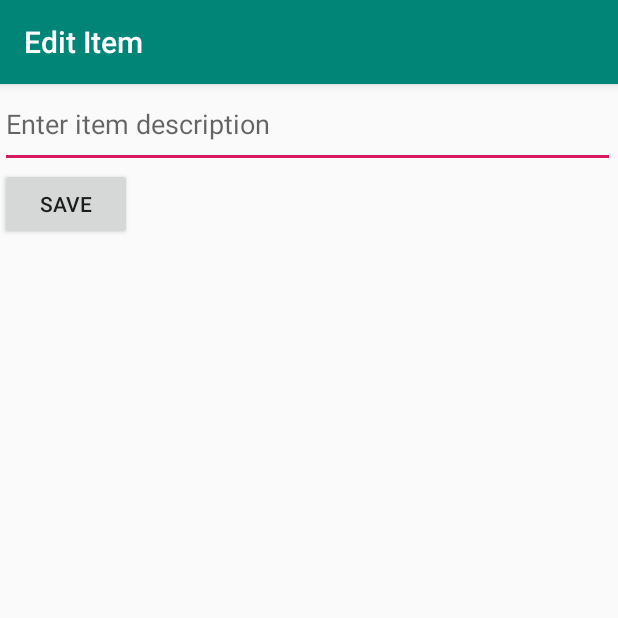
After one commit to aagrawal77/SimpleTodo, an Android app: the EditItemActivity screen opened directly, with no data from a screen before it, on a phone screen of 412 x 824 dp, the top half of it. The commit adds this screen. Run offline under Robolectric (Android 15) with nearby library versions, the phone set to English and light mode, and no system bars.

Commit message:
added stretch goals

```diff
--- a/app/src/main/AndroidManifest.xml
+++ b/app/src/main/AndroidManifest.xml
@@ -9,6 +9,7 @@
         android:roundIcon="@mipmap/ic_launcher_round"
         android:supportsRtl="true"
         android:theme="@style/AppTheme">
+        <activity android:name=".EditItemActivity"></activity>
         <activity android:name=".MainActivity">
             <intent-filter>
                 <action android:name="android.intent.action.MAIN" />
--- /dev/null
+++ b/app/src/main/java/com/example/simpletodo/EditItemActivity.java
@@ -0,0 +1,37 @@
+package com.example.simpletodo;
+
+import android.content.Intent;
+import android.os.Bundle;
+import android.view.View;
+import android.widget.EditText;
+
+import androidx.appcompat.app.AppCompatActivity;
+
+public class EditItemActivity extends AppCompatActivity {
+
+    public final static int EDIT_REQUEST_CODE = 20;
+    public final static String ITEM_TEXT = "itemText";
+    public final static String ITEM_POSITION = "itemPosition";
+
+    EditText etItemText;
+    int position;
+
+    @Override
+    protected void onCreate(Bundle savedInstanceState) {
+        super.onCreate(savedInstanceState);
+        setContentView(R.layout.activity_edit_item);
+        etItemText = (EditText) findViewById(R.id.etItemText);
+        etItemText.setText(getIntent().getStringExtra(ITEM_TEXT));
+        position = getIntent().getIntExtra(ITEM_POSITION, 0);
+        getSupportActionBar().setTitle("Edit Item");
+    }
+
+    public void onSaveItem(View v) {
+        Intent in = new Intent();
+        in.putExtra(ITEM_TEXT, etItemText.getText().toString());
+        in.putExtra(ITEM_POSITION, position);
+        setResult(RESULT_OK, in);
+        finish();
+
+    }
+}
--- /dev/null
+++ b/app/src/main/res/layout/activity_edit_item.xml
@@ -0,0 +1,30 @@
+<?xml version="1.0" encoding="utf-8"?>
+<androidx.constraintlayout.widget.ConstraintLayout xmlns:android="http://schemas.android.com/apk/res/android"
+    xmlns:app="http://schemas.android.com/apk/res-auto"
+    xmlns:tools="http://schemas.android.com/tools"
+    android:layout_width="match_parent"
+    android:layout_height="match_parent"
+    tools:context=".EditItemActivity">
+
+    <EditText
+        android:id="@+id/etItemText"
+        android:layout_width="410dp"
+        android:layout_height="52dp"
+        android:layout_marginTop="4dp"
+        android:ems="10"
+        android:gravity="start|top"
+        android:hint="Enter item description"
+        android:inputType="textMultiLine"
+        app:layout_constraintStart_toStartOf="parent"
+        app:layout_constraintTop_toTopOf="parent" />
+
+    <Button
+        android:id="@+id/btnSave"
+        android:layout_width="wrap_content"
+        android:layout_height="wrap_content"
+        android:layout_marginTop="56dp"
+        android:text="Save"
+        android:onClick="onSaveItem"
+        app:layout_constraintStart_toStartOf="parent"
+        app:layout_constraintTop_toTopOf="parent" />
+</androidx.constraintlayout.widget.ConstraintLayout>
```
Also changed, not shown: app/src/main/java/com/example/simpletodo/MainActivity.java (+30 -0 lines).
